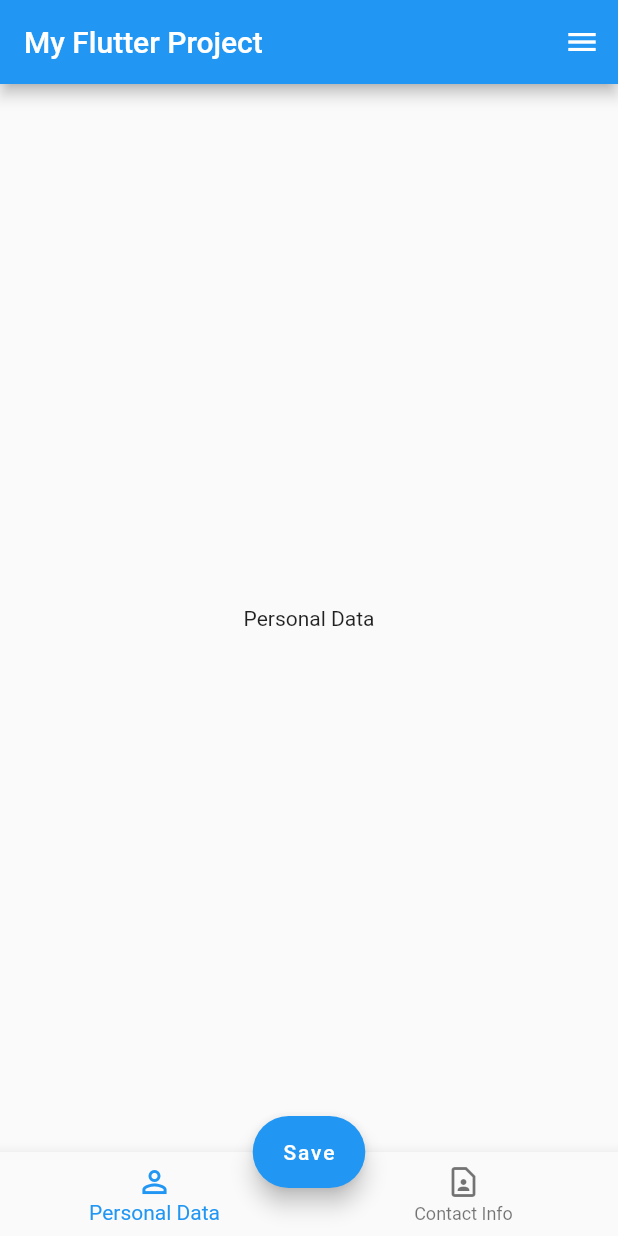
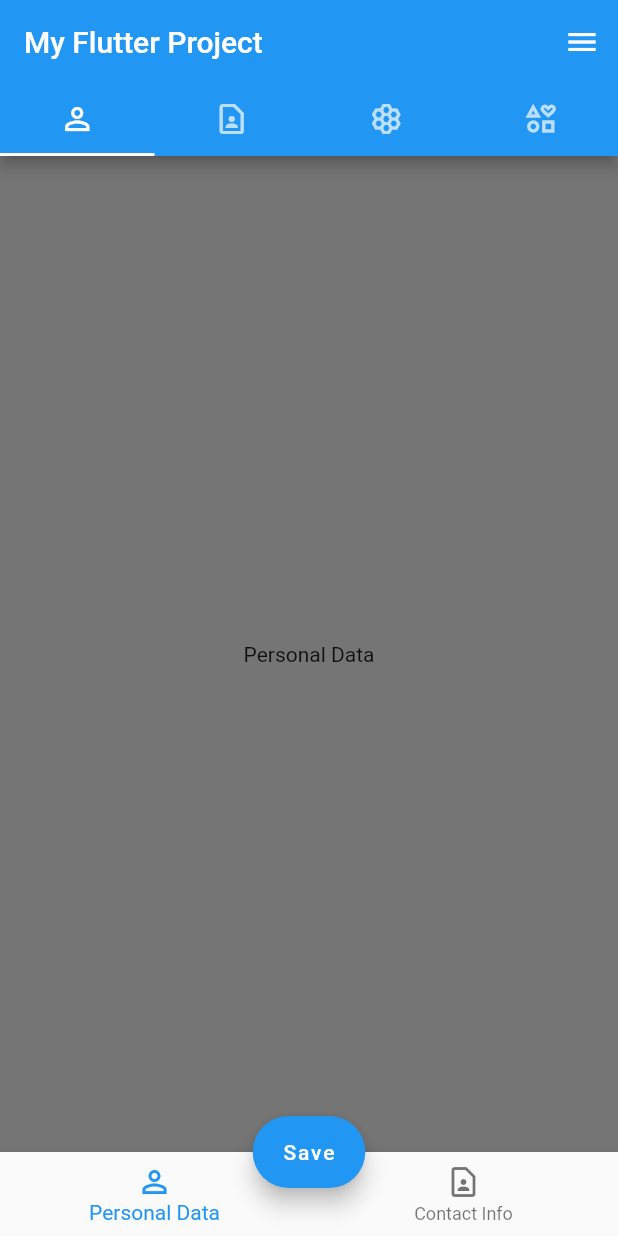
Before and after one commit to carlstep/flutter_my_example_project, a Flutter app: the screen it shows after launch, on a phone screen of 412 x 824 dp. Run offline on Flutter 3.47's test engine with Material 2 defaults, Android fonts, the phone set to English and light mode, and no system bars; our stand-ins replace google_fonts.

Commit message:
added TabBar structure

```diff
--- a/lib/main.dart
+++ b/lib/main.dart
@@ -9,7 +9,7 @@ void main() {
 class MyApp extends StatelessWidget {
   @override
   Widget build(BuildContext context) {
-    return MaterialApp(
+    return const MaterialApp(
       home: MainPage(),
     );
   }
@@ -18,6 +18,8 @@ class MyApp extends StatelessWidget {
 var contentPageIndex = 0;
 
 class MainPage extends StatefulWidget {
+  const MainPage({Key? key}) : super(key: key);
+
   @override
   State<MainPage> createState() => _MainPageState();
 }
@@ -49,8 +51,36 @@ class _MainPageState extends State<MainPage> {
 
   @override
   Widget build(BuildContext context) {
-    return Scaffold(
+    return DefaultTabController(
+      length: 4,
+      initialIndex: 0,
+      child: Scaffold(
+        backgroundColor: Colors.grey[600],
         appBar: AppBar(
+          bottom: TabBar(
+            tabs: [
+              Tab(
+                icon: Icon(
+                  Defaults.drawerItemIcon[0],
+                ),
+              ),
+              Tab(
+                icon: Icon(
+                  Defaults.drawerItemIcon[1],
+                ),
+              ),
+              Tab(
+                icon: Icon(
+                  Defaults.drawerItemIcon[2],
+                ),
+              ),
+              Tab(
+                icon: Icon(
+                  Defaults.drawerItemIcon[3],
+                ),
+              ),
+            ],
+          ),
           title: const Text('My Flutter Project'),
         ),
         body: contentPage[contentPageIndex],
@@ -128,6 +158,7 @@ class _MainPageState extends State<MainPage> {
           },
           label: Text('Save'),
         ),
+      ),
     );
   }
 }
```
Lines whose indentation alone changed are shown as unchanged.
